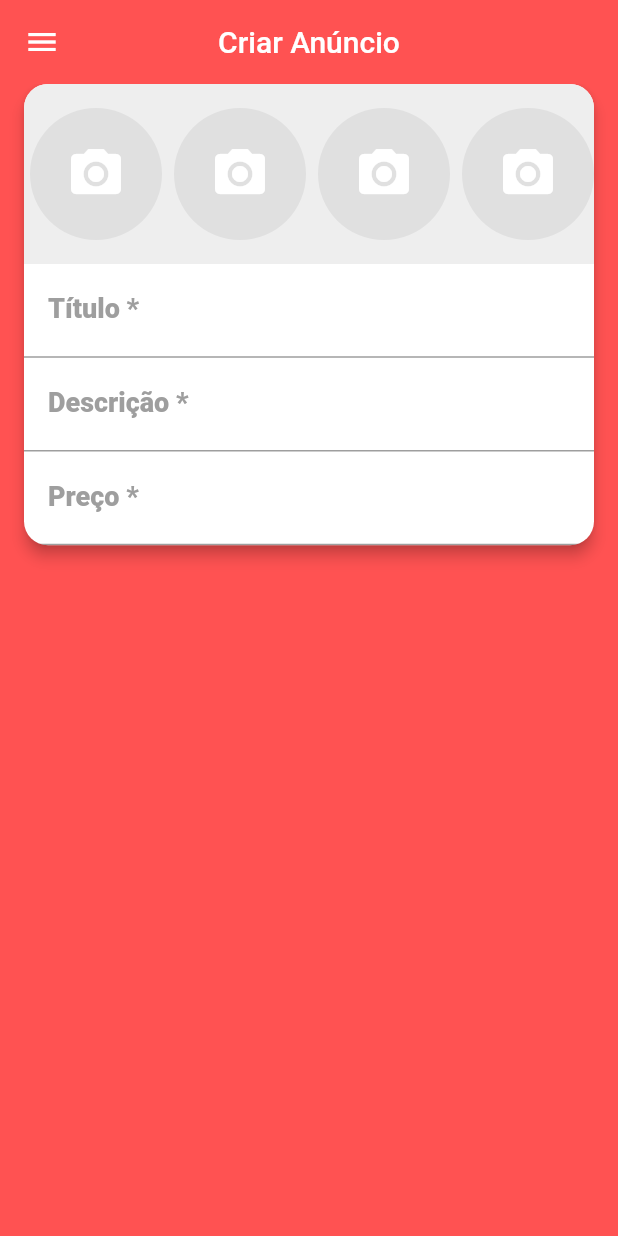
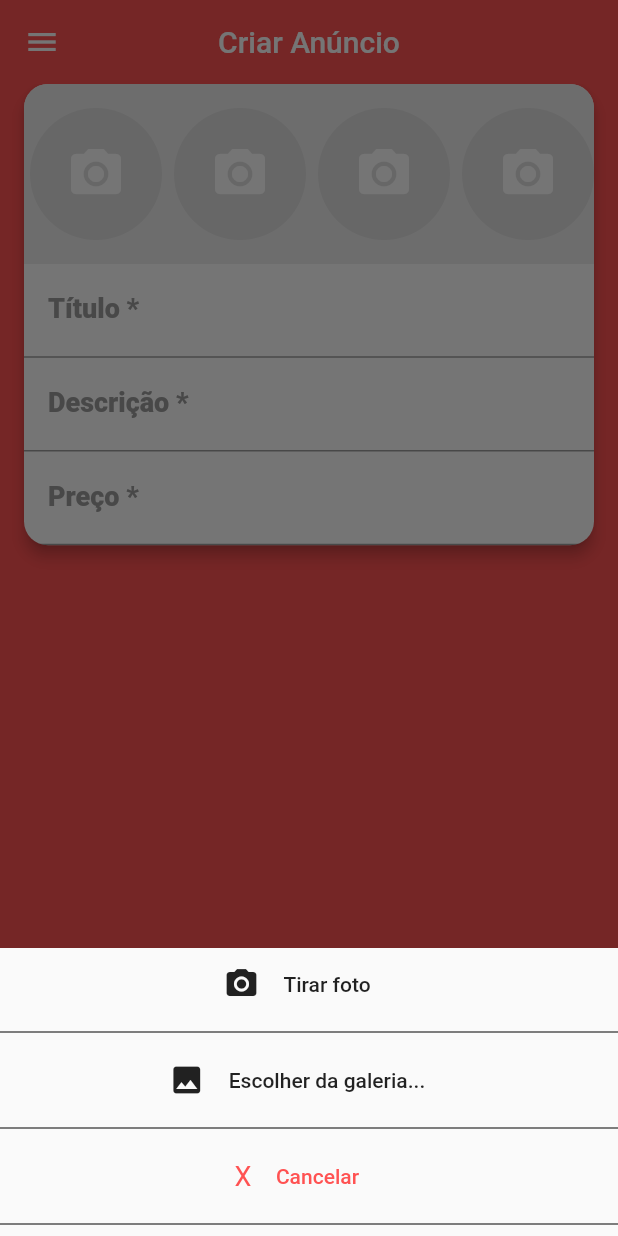
Before and after one commit to PAULOFO/Magazine-Market, a Flutter app: the CreateScreen screen opened directly, after a tap on the "camera alt" icon, on a phone screen of 412 x 824 dp. Run offline on Flutter 3.47's test engine with Material 2 defaults, Android fonts, the phone set to English and light mode, and no system bars; our stand-ins replace brasil_fields, flutter_mobx, get_it, mobx, parse_server_sdk; accounts and stored records are empty; generated files the repository leaves out were written again.

Commit message:
17º Commit "Criando o Diálogo da Fonte da Imagem"

```diff
--- /dev/null
+++ b/lib/screens/create/components/image_source_modal.dart
@@ -0,0 +1,91 @@
+import 'dart:io';
+
+import 'package:flutter/cupertino.dart';
+import 'package:flutter/material.dart';
+
+class ImageSourceModal extends StatelessWidget {
+  @override
+  Widget build(BuildContext context) {
+    if (Platform.isAndroid)
+      return BottomSheet(
+          onClosing: () {},
+          builder: (_) => Column(
+            mainAxisSize: MainAxisSize.min,
+            crossAxisAlignment: CrossAxisAlignment.center,
+            children: [
+               Row(
+                 mainAxisAlignment: MainAxisAlignment.center,
+                 children: [
+                   Icon(Icons.camera_alt),
+                   FlatButton(
+                     child: const Text('Tirar foto'),
+                     onPressed: () {},
+                   ),
+                 ],
+               ),
+               Divider(color: Colors.black),
+               Row(
+                 mainAxisAlignment: MainAxisAlignment.center,
+                 children: [
+                   Icon(Icons.image),
+                   FlatButton(
+                     child: const Text('Escolher da galeria...'),
+                     onPressed: () {},
+                   ),
+                 ],
+               ),
+               Divider(color: Colors.black),
+               Row(
+                 mainAxisAlignment: MainAxisAlignment.center,
+                 children: [
+                   const Text(
+                     'X',
+                     style: TextStyle(
+                         color: Colors.redAccent,
+                         fontSize:18,
+                     ),
+                   ),
+                   FlatButton(
+                     child: const Text(
+                         'Cancelar',
+                       style: TextStyle(
+                         color: Colors.redAccent,
+                         //fontSize: 20,
+                       ),
+                     ),
+                     onPressed: () {
+                       Navigator.of(context).pop();
+                     },
+                   ),
+                 ],
+               ),
+              Divider(color: Colors.black),
+            ],
+          ),
+      );
+    else
+      return CupertinoActionSheet(
+        title: const Text('Selecionar Foto para o anúncio'),
+        message: const Text('Escolha a origem da Foto'),
+        cancelButton:  CupertinoActionSheetAction(
+          child: const Text(
+              'Cancelar',
+            style: TextStyle(color: Colors.redAccent),
+          ),
+          onPressed: () {
+            Navigator.of(context).pop();
+          },
+        ),
+        actions: [
+          CupertinoActionSheetAction(
+            child: const Text('Câmera'),
+            onPressed: () {},
+          ),
+          CupertinoActionSheetAction(
+            child: const Text('Galeria'),
+            onPressed: () {},
+          ),
+        ],
+      );
+  }
+}
--- a/lib/screens/create/components/images_field.dart
+++ b/lib/screens/create/components/images_field.dart
@@ -2,6 +2,8 @@ import 'dart:io';
 
 import 'package:flutter/cupertino.dart';
 import 'package:flutter/material.dart';
+import 'package:magazine_market/screens/create/components/image_source_modal.dart';
+
 
 class ImagesField extends StatelessWidget {
   @override
@@ -20,12 +22,12 @@ class ImagesField extends StatelessWidget {
                 if (Platform.isAndroid) {
                   showModalBottomSheet(
                     context: context,
-                    builder: null,
+                    builder: (_) => ImageSourceModal(),
                   );
                 } else {
                   showCupertinoModalPopup(
                     context: context,
-                    builder: null,
+                    builder: (_) => ImageSourceModal(),
                   );
                 }
               },
```
